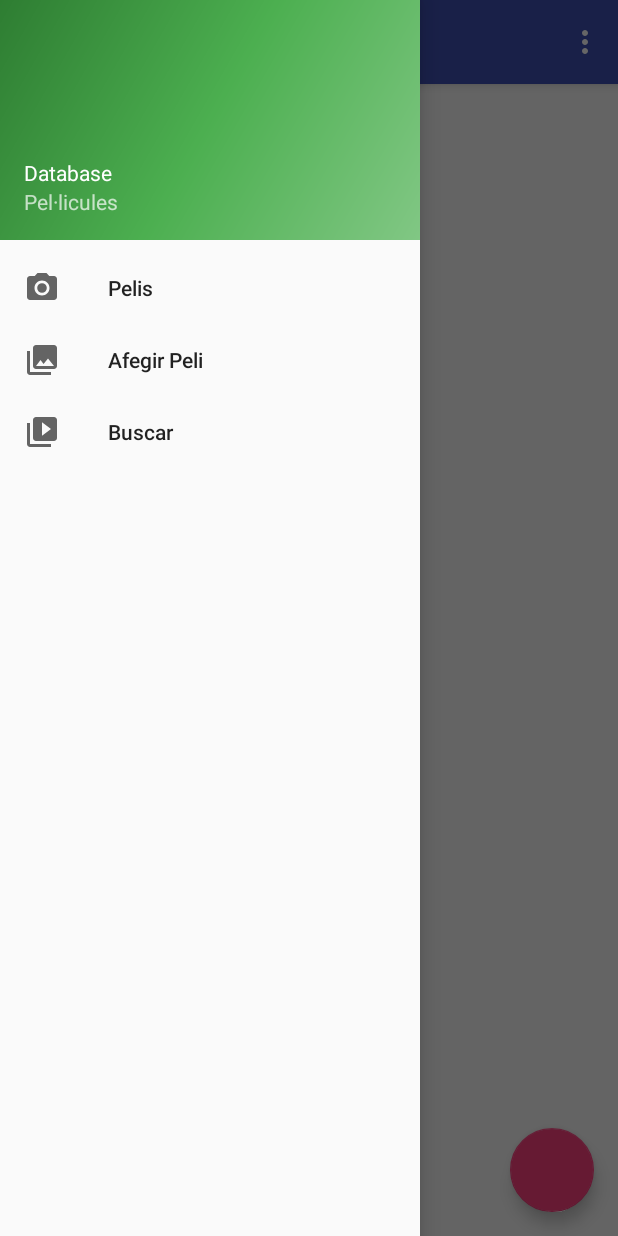
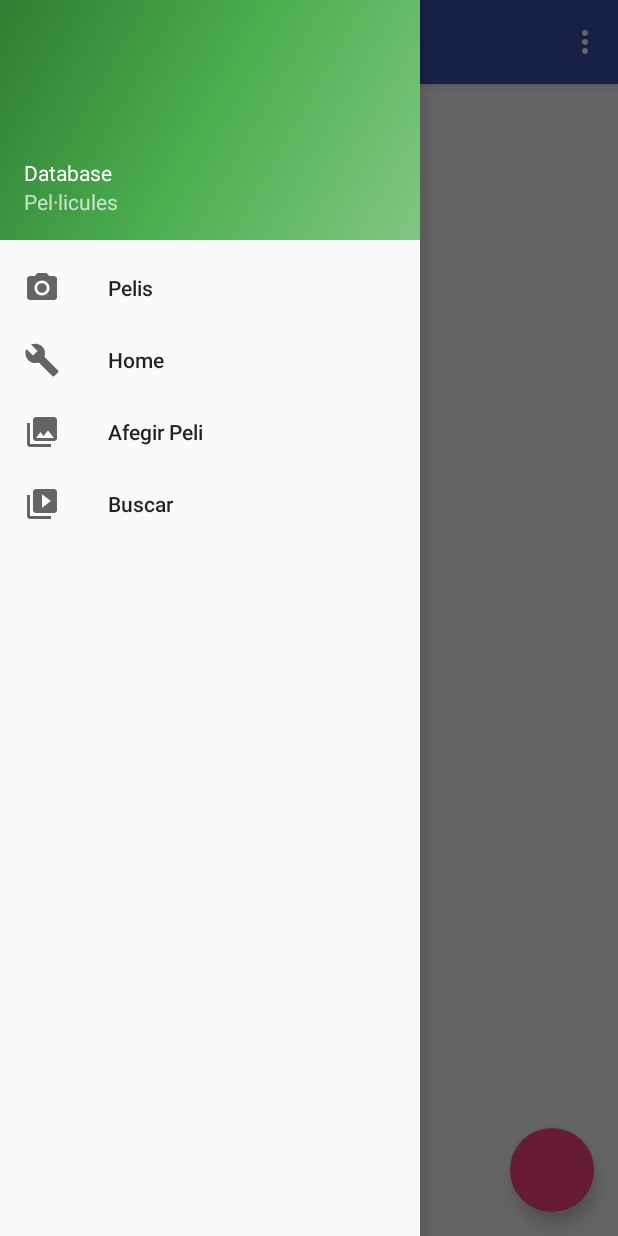
Before and after one commit to marcbarrio/MyFilmDatabaseDefinitiu2, an Android app: the AppBasicActivity screen opened directly, with no data from a screen before it, with the side drawer open, on a phone screen of 412 x 824 dp. Run offline under Robolectric (Android 15) with nearby library versions, the phone set to English and light mode, and no system bars.

```diff
--- a/app/build.gradle
+++ b/app/build.gradle
@@ -23,6 +23,6 @@ dependencies {
     compile fileTree(dir: 'libs', include: ['*.jar'])
     compile 'com.android.support:appcompat-v7:22.2.1'
     compile 'com.android.support:design:22.2.1'
-    compile 'com.android.support:recyclerview-v7:+'
+    compile 'com.android.support:recyclerview-v7:22.2.1'
     testCompile 'junit:junit:4.12'
 }
--- a/app/src/main/java/com/example/pr_idi/mydatabaseexample/FilmData.java
+++ b/app/src/main/java/com/example/pr_idi/mydatabaseexample/FilmData.java
@@ -21,8 +21,16 @@ public class FilmData {
     private MySQLiteHelper dbHelper;
 
     // Here we only select Title and Director, must select the appropriate columns
-    private String[] allColumns = { MySQLiteHelper.COLUMN_ID,
-            MySQLiteHelper.COLUMN_TITLE, MySQLiteHelper.COLUMN_DIRECTOR};
+    private String[] allColumns = {
+            MySQLiteHelper.COLUMN_ID,
+            MySQLiteHelper.COLUMN_TITLE,
+            MySQLiteHelper.COLUMN_DIRECTOR,
+            MySQLiteHelper.COLUMN_COUNTRY,
+            MySQLiteHelper.COLUMN_YEAR_RELEASE,
+            MySQLiteHelper.COLUMN_PROTAGONIST,
+            MySQLiteHelper.COLUMN_CRITICS_RATE
+
+    };
 
     public FilmData(Context context) {
         dbHelper = new MySQLiteHelper(context);
--- a/app/src/main/res/menu/activity_app_basic_drawer.xml
+++ b/app/src/main/res/menu/activity_app_basic_drawer.xml
@@ -1,5 +1,6 @@
 <?xml version="1.0" encoding="utf-8"?>
-<menu xmlns:android="http://schemas.android.com/apk/res/android">
+<menu xmlns:app="http://schemas.android.com/apk/res-auto"
+    xmlns:android="http://schemas.android.com/apk/res/android">
 
     <group android:checkableBehavior="single">
         <item
@@ -7,15 +8,41 @@
             android:icon="@drawable/ic_menu_camera"
             android:title="Pelis" />
         <item
+            android:id="@+id/inici"
+            android:icon="@drawable/ic_menu_manage"
+            android:title="Home" />
+
+        <item
             android:id="@+id/afegir_peli"
             android:icon="@drawable/ic_menu_gallery"
             android:title="Afegir Peli" />
         <item
-            android:id="@+id/afegir_peli"
+            android:id="@+id/cercar"
             android:icon="@drawable/ic_menu_slideshow"
             android:title="Buscar" />
+
+      <!--  <LinearLayout
+            android:id="@+id/group"
+            android:layout_width="wrap_content"
+            android:layout_height="wrap_content" >
+
+            <Button
+                android:id="@+id/add"
+                android:layout_width="wrap_content"
+                android:layout_height="wrap_content"
+                android:text="Add New"
+                android:onClick="onClick"/>
+
+            <Button
+                android:id="@+id/delete"
+                android:layout_width="wrap_content"
+                android:layout_height="wrap_content"
+                android:text="Delete First"
+                android:onClick="onClick"/>
+
+        </LinearLayout>
+        -->
     </group>
-
 
     <!--<item android:title="Communicate">
         <menu>
--- a/app/src/main/res/menu/app_basic.xml
+++ b/app/src/main/res/menu/app_basic.xml
@@ -1,9 +1,17 @@
 <?xml version="1.0" encoding="utf-8"?>
 <menu xmlns:android="http://schemas.android.com/apk/res/android"
     xmlns:app="http://schemas.android.com/apk/res-auto">
+    <!--
     <item
         android:id="@+id/action_settings"
         android:orderInCategory="100"
         android:title="@string/action_settings"
         app:showAsAction="never" />
+    -->
+    <item
+        android:id="@+id/random_films"
+        android:orderInCategory="100"
+        android:title="Posar Pelis Aleatories"
+        app:showAsAction="never"
+        />
 </menu>
```
Also changed, not shown: app/src/main/AndroidManifest.xml (+5 -2 lines), app/src/main/java/com/example/pr_idi/mydatabaseexample/AppBasicActivity.java (+26 -14 lines), app/src/main/java/com/example/pr_idi/mydatabaseexample/Inici.java (added, +88 -0 lines), app/src/main/java/com/example/pr_idi/mydatabaseexample/MainActivity.java (+12 -5 lines), app/src/main/java/com/example/pr_idi/mydatabaseexample/MiRecyclerViewAdapter.java (+9 -5 lines), app/src/main/res/layout/inici.xml (added, +23 -0 lines), 2 other files.
